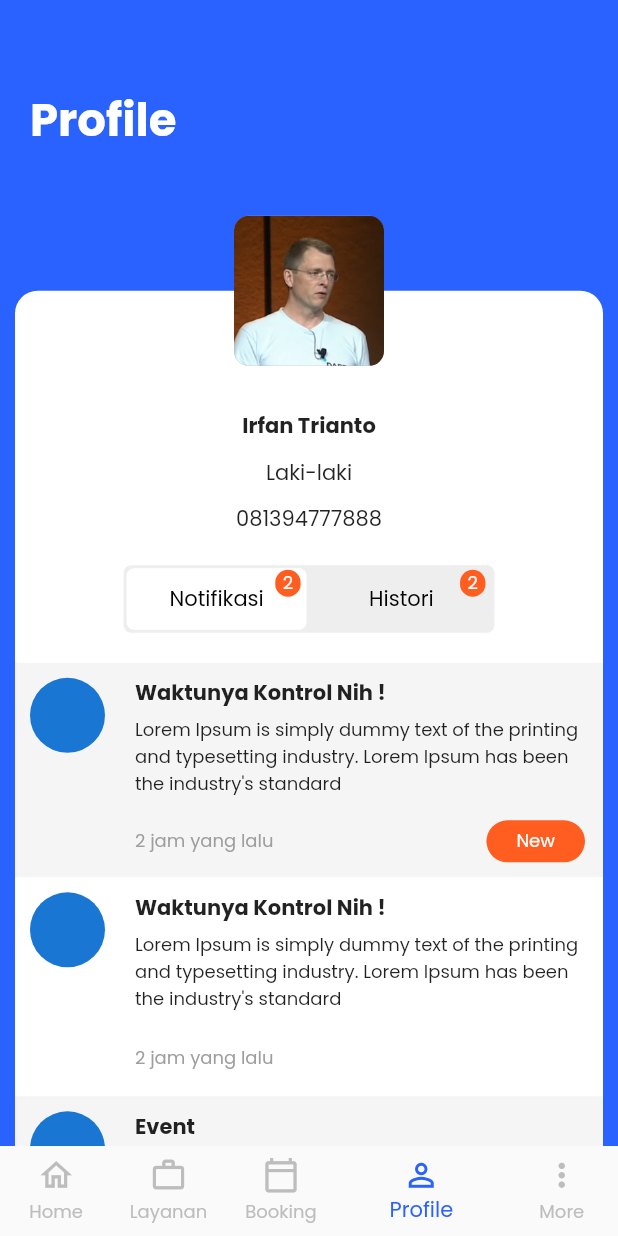
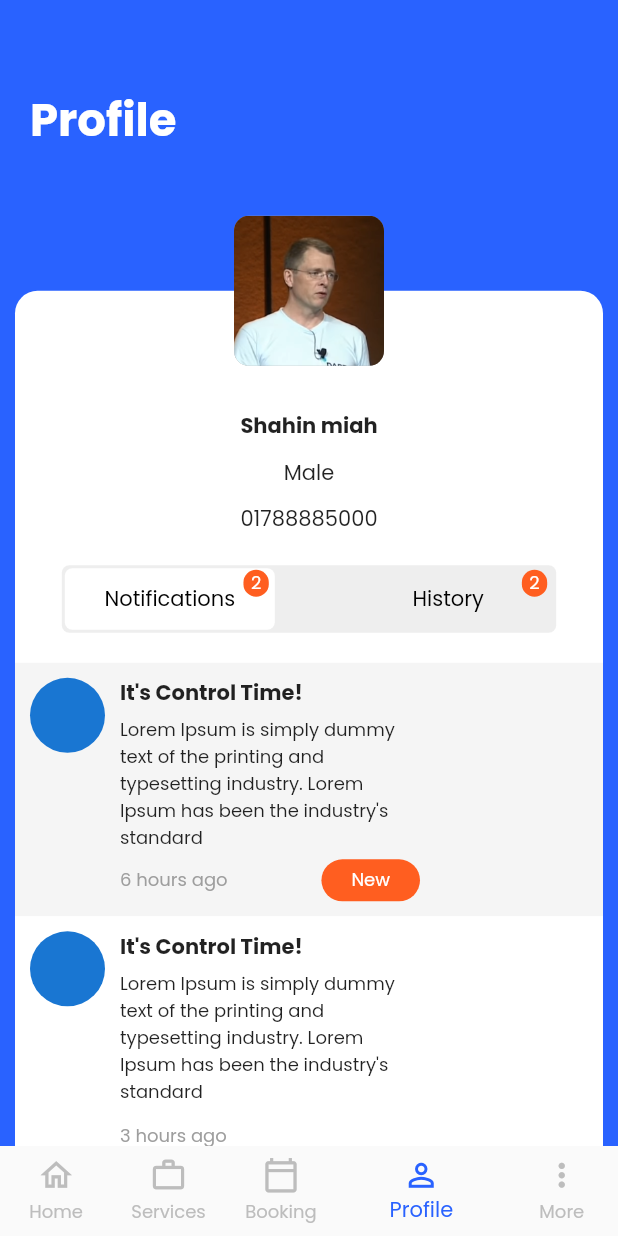
Before and after one commit to md-shahin-miah/Hospital-services, a Flutter app: the screen it shows after launch, item 4 of the bottom bar chosen, on a phone screen of 412 x 824 dp. Run offline on Flutter 3.47's test engine with Material 2 defaults, Android fonts, the phone set to English and light mode, and no system bars; our stand-ins replace carousel_slider, flutter_datetime_picker, google_maps_flutter, random_string; missing offline and left inert: cupertino_radio_choice.

Commit message:
updated services

```diff
--- a/lib/src/ui/components/bottom_navigation.dart
+++ b/lib/src/ui/components/bottom_navigation.dart
@@ -6,7 +6,7 @@ import '../pages/about/page_about_app.dart';
 import '../pages/booking/page_booking_dashboard.dart';
 import '../pages/feedback/page_feedback_dashboard.dart';
 import '../pages/home/page_home_dashboard.dart';
-import '../pages/layanan/page_layanan_dashboard.dart';
+import '../pages/layanan/page_service_dashboard.dart';
 import '../pages/partner/page_partner_dashboard.dart';
 import '../pages/profile/page_profile_dashboard.dart';
 
@@ -179,7 +179,7 @@ class _MainBottomNavState extends State<MainBottomNav> {
   @override
   void initState() {
     pageList.add(HomeDashboard());
-    pageList.add(LayananDashboard());
+    pageList.add(ServiceDashboard());
     pageList.add(BookingDashboard());
     pageList.add(ProfileDashboard());
     pageList.add(AboutDashboard());
@@ -202,7 +202,7 @@ class _MainBottomNavState extends State<MainBottomNav> {
               icon: Icon(Icons.home_outlined), label: "Home"),
           BottomNavigationBarItem(
             icon: Icon(Icons.work_outline_outlined),
-            label: "Layanan",
+            label: "Services",
           ),
           BottomNavigationBarItem(
             icon: Icon(Icons.calendar_today_outlined),
--- a/lib/src/ui/components/cards/cards_carousel.dart
+++ b/lib/src/ui/components/cards/cards_carousel.dart
@@ -68,7 +68,7 @@ class CarouselCards extends StatelessWidget {
                     shape: MaterialStateProperty.all<RoundedRectangleBorder>(
                         RoundedRectangleBorder(
                             borderRadius: BorderRadius.circular(20),
-                            side: BorderSide(color: Colors.red)))),
+                            side: BorderSide(color: Colors.grey)))),
 
             onPressed: (){
               print("floating pressed!");
--- a/lib/src/ui/pages/home/page_home_map.dart
+++ b/lib/src/ui/pages/home/page_home_map.dart
@@ -18,7 +18,7 @@ class _HomeMapState extends State<HomeMap> {
   void initState() {
     _markers.add(
       Marker(
-        markerId: MarkerId("3.595196, 98.672226"),
+        markerId: MarkerId("24.8949, 91.8687"),
         position: _currentPosition,
         icon: BitmapDescriptor.defaultMarker,
       ),
--- a/lib/src/ui/pages/profile/page_profile_dashboard.dart
+++ b/lib/src/ui/pages/profile/page_profile_dashboard.dart
@@ -3,7 +3,6 @@ import 'package:flutter/material.dart';
 
 import '../../../constants/constant.dart';
 import '../../widgets/profile/widget_profile_list_item.dart';
-
 
 class ProfileDashboard extends StatefulWidget {
   @override
@@ -13,18 +12,18 @@ class ProfileDashboard extends StatefulWidget {
 class _ProfileDashboardState extends State<ProfileDashboard> {
   late bool read;
   bool active = true;
+
   Widget build(BuildContext context) {
     Size size = MediaQuery.of(context).size;
     return Scaffold(
       backgroundColor: colorPrimary,
       body: SingleChildScrollView(
-        child: Container(
-            child: Column(
+        child: Column(
           children: <Widget>[
             Container(
               width: size.width,
               padding: EdgeInsets.fromLTRB(20, size.height * 0.07, 20, 0),
-              child: Text(
+              child: const Text(
                 "Profile",
                 style: TextStyle(
                     color: Colors.white,
@@ -43,33 +42,32 @@ class _ProfileDashboardState extends State<ProfileDashboard> {
                     margin: EdgeInsets.only(top: 50),
                     padding: EdgeInsets.only(bottom: 20, top: 80),
                     decoration: BoxDecoration(
-                        borderRadius: BorderRadius.circular(15),
-                        color: Colors.white,
-
-                        ),
+                      borderRadius: BorderRadius.circular(15),
+                      color: Colors.white,
+                    ),
                     child: Column(
                       children: [
-                        Text(
-                          "Irfan Trianto",
+                        const Text(
+                          "Shahin miah",
                           style: TextStyle(fontWeight: FontWeight.bold),
                         ),
                         SizedBox(height: 10),
-                        Text(
-                          "Laki-laki",
+                        const Text(
+                          "Male",
                           style: TextStyle(
                               // fontWeight: FontWeight.bold
                               ),
                         ),
-                        SizedBox(height: 10),
-                        Text(
-                          "081394777888",
+                        const SizedBox(height: 10),
+                        const Text(
+                          "01788885000",
                           style: TextStyle(
                               // fontWeight: FontWeight.bold
                               ),
                         ),
                         SizedBox(height: 20),
                         Container(
-                          width: size.width * 0.6,
+                          width: size.width * 0.8,
                           padding: EdgeInsets.all(2),
                           decoration: BoxDecoration(
                               color: Colors.grey[200],
@@ -87,7 +85,7 @@ class _ProfileDashboardState extends State<ProfileDashboard> {
                                 child: Stack(
                                   children: [
                                     Container(
-                                        width: 120,
+                                        width: 140,
                                         padding:
                                             EdgeInsets.symmetric(vertical: 10),
                                         decoration: BoxDecoration(
@@ -96,22 +94,22 @@ class _ProfileDashboardState extends State<ProfileDashboard> {
                                                 : Colors.transparent,
                                             borderRadius:
                                                 BorderRadius.circular(5)),
-                                        child: Center(
+                                        child: const Center(
                                             child: Text(
-                                          "Notifikasi",
+                                          "Notifications",
                                           style: TextStyle(color: Colors.black),
                                         ))),
                                     Positioned(
                                       top: 1.0,
                                       right: 4.0,
                                       child: Container(
-                                        padding:
-                                            EdgeInsets.symmetric(horizontal: 5),
+                                        padding: const EdgeInsets.symmetric(
+                                            horizontal: 5),
                                         decoration: BoxDecoration(
                                             borderRadius:
                                                 BorderRadius.circular(20),
                                             color: colorSecondary),
-                                        child: Text("2",
+                                        child: const Text("2",
                                             style: TextStyle(
                                                 color: Colors.white,
                                                 fontSize: 12,
@@ -130,26 +128,26 @@ class _ProfileDashboardState extends State<ProfileDashboard> {
                                 child: Stack(
                                   children: [
                                     Container(
-                                        width: 120,
-                                        padding:
-                                            EdgeInsets.symmetric(vertical: 10),
+                                        width: 140,
+                                        padding: const EdgeInsets.symmetric(
+                                            vertical: 10),
                                         decoration: BoxDecoration(
                                             color: !active
                                                 ? Colors.white
                                                 : Colors.transparent,
                                             borderRadius:
                                                 BorderRadius.circular(5)),
-                                        child: Center(
+                                        child: const Center(
                                             child: Text(
-                                          "Histori",
+                                          "History",
                                           style: TextStyle(color: Colors.black),
                                         ))),
                                     Positioned(
                                       top: 1.0,
                                       right: 4.0,
                                       child: Container(
-                                        padding:
-                                            EdgeInsets.symmetric(horizontal: 5),
+                                        padding: const EdgeInsets.symmetric(
+                                            horizontal: 5),
                                         decoration: BoxDecoration(
                                             borderRadius:
                                                 BorderRadius.circular(20),
@@ -174,21 +172,21 @@ class _ProfileDashboardState extends State<ProfileDashboard> {
                                 child: Column(
                                   children: [
                                     ProfileListItem(
-                                      title: "Waktunya Kontrol Nih !",
+                                      title: "It's Control Time!",
                                       subtitle:
                                           "Lorem Ipsum is simply dummy text of the printing and typesetting industry. Lorem Ipsum has been the industry's standard ",
                                       badge: "New",
-                                      waktu: "2 jam yang lalu",
+                                      time: "6 hours ago",
                                       read: false,
                                       done: false,
                                       type: active,
                                     ),
                                     ProfileListItem(
-                                      title: "Waktunya Kontrol Nih !",
+                                      title: "It's Control Time!",
                                       subtitle:
                                           "Lorem Ipsum is simply dummy text of the printing and typesetting industry. Lorem Ipsum has been the industry's standard ",
                                       badge: "New",
-                                      waktu: "2 jam yang lalu",
+                                      time: "3 hours ago",
                                       read: true,
                                       done: true,
                                       type: active,
@@ -198,7 +196,7 @@ class _ProfileDashboardState extends State<ProfileDashboard> {
                                       subtitle:
                                           "Lorem Ipsum is simply dummy text of the printing and typesetting industry. Lorem Ipsum has been the industry's standard ",
                                       badge: "New",
-                                      waktu: "2 jam yang lalu",
+                                      time: "2 hours ago",
                                       read: false,
                                       done: false,
                                       type: active,
@@ -208,7 +206,7 @@ class _ProfileDashboardState extends State<ProfileDashboard> {
                                       subtitle:
                                           "Lorem Ipsum is simply dummy text of the printing and typesetting industry. Lorem Ipsum has been the industry's standard ",
                                       badge: "New",
-                                      waktu: "2 jam yang lalu",
+                                      time: "2 hours ago",
                                       read: true,
                                       done: true,
                                       type: active,
@@ -222,46 +220,46 @@ class _ProfileDashboardState extends State<ProfileDashboard> {
                                 child: Column(
                                   children: [
                                     ProfileListItem(
-                                      title: "DOKTOR 1",
+                                      title: "DOCTOR 1",
                                       subtitle: "ahli syaraf",
-                                      badge: "2 hari lagi",
-                                      waktu: "2 jam yang lalu",
+                                      badge: "2 more days",
+                                      time: "2 hours ago",
                                       read: false,
                                       done: false,
                                       type: active,
                                     ),
                                     ProfileListItem(
-                                      title: "DOKTOR 2",
-                                      subtitle: "ahli syaraf",
-                                      badge: "Selesai",
-                                      waktu: "2 jam yang lalu",
+                                      title: "DOCTOR 2",
+                                      subtitle: "neurologist",
+                                      badge: "Finished",
+                                      time: "2 hours ago",
                                       read: true,
                                       done: true,
                                       type: active,
                                     ),
                                     ProfileListItem(
-                                      title: "DOKTOR 3",
-                                      subtitle: "ahli syaraf",
+                                      title: "DOCTOR 3",
+                                      subtitle: "neurologist",
                                       badge: "1 hari lagi",
-                                      waktu: "2 jam yang lalu",
+                                      time: "2 hours ago",
                                       read: false,
                                       done: false,
                                       type: active,
                                     ),
                                     ProfileListItem(
-                                      title: "DOKTOR 4",
-                                      subtitle: "ahli syaraf",
-                                      badge: "Selesai",
-                                      waktu: "2 jam yang lalu",
+                                      title: "DOCTOR 4",
+                                      subtitle: "neurologist",
+                                      badge: "Finished",
+                                      time: "1 hours ago",
                                       read: true,
                                       done: true,
                                       type: active,
                                     ),
                                     ProfileListItem(
-                                      title: "DOKTOR 5",
-                                      subtitle: "ahli syaraf",
-                                      badge: "Selesai",
-                                      waktu: "2 jam yang lalu",
+                                      title: "DOCTOR 5",
+                                      subtitle: "neurologist",
+                                      badge: "Finished",
+                                      time: "4 hours ago",
                                       read: true,
                                       done: true,
                                       type: active,
@@ -293,7 +291,7 @@ class _ProfileDashboardState extends State<ProfileDashboard> {
               ),
             )
           ],
-        )),
+        ),
       ),
     );
   }
--- a/lib/src/ui/widgets/profile/widget_profile_list_item.dart
+++ b/lib/src/ui/widgets/profile/widget_profile_list_item.dart
@@ -11,36 +11,35 @@ class ProfileListItem extends StatelessWidget {
     required this.done,
     required this.title,
     required this.subtitle,
-    required this.waktu,
+    required this.time,
     required this.type,
     required this.badge,
   }) : super(key: key);
 
   final bool read, done, type;
-  final String title, subtitle, waktu, badge;
+  final String title, subtitle, time, badge;
   @override
   Widget build(BuildContext context) {
     return GestureDetector(
       onTap: (){
-        print("notif pressed");
+        print("pressed notification");
         Navigator.push(
         context,
         MaterialPageRoute(builder: (context) => ProfileDetail()),
         );
       },
       child:Container(
-      padding: EdgeInsets.all(10),
+      padding: const EdgeInsets.all(10),
       decoration: BoxDecoration(color: read ? Colors.white : Colors.grey[100]),
-      child: Container(
       child: Column(
         children: [
           Row(
             crossAxisAlignment: CrossAxisAlignment.start,
             children: [
-                CircleAvatar(
+              const CircleAvatar(
                 radius: 25,
               ),
-                SizedBox(width: 20),
+              const SizedBox(width: 10),
               Column(
                 crossAxisAlignment: CrossAxisAlignment.start,
                 children: [
@@ -48,31 +47,31 @@ class ProfileListItem extends StatelessWidget {
                     title,
                     style: TextStyle(fontWeight: FontWeight.bold),
                   ),
-                    SizedBox(height: 5),
+                  const SizedBox(height: 5),
                   Container(
-                      width: 300,
+                    width: 200,
                     child: Text(
                       subtitle,
-                        style: TextStyle(
+                      style: const TextStyle(
                         fontWeight: FontWeight.w400, fontSize: 12),
                     ),
                   ),
-                    SizedBox(height: 15),
-                    Container(
-                      width: 300,
+                  const SizedBox(height: 5),
+                  SizedBox(
+                    width: 200,
                     child: Row(
                       mainAxisAlignment: MainAxisAlignment.spaceBetween,
                       children: [
                         Text(
-                            waktu,
-                            style: TextStyle(
+                          time,
+                          style: const TextStyle(
                             color: Colors.grey,
                             fontWeight: FontWeight.w500,
                             fontSize: 12),
                           ),
                           type
                           ? Container(
-                              padding: EdgeInsets.symmetric(
+                            padding: const EdgeInsets.symmetric(
                               horizontal: 20, vertical: 5
                             ),
                             decoration: BoxDecoration(
@@ -83,7 +82,7 @@ class ProfileListItem extends StatelessWidget {
                             ),
                             child: read
                               ? Text("")
-                                : Text(
+                              : const Text(
                                 "New",
                                 style: TextStyle(
                                   color: Colors.white,
@@ -93,7 +92,7 @@ class ProfileListItem extends StatelessWidget {
                               )
                             )
                           : Container(
-                              padding: EdgeInsets.symmetric(
+                            padding: const EdgeInsets.symmetric(
                               horizontal: 20, vertical: 5
                             ),
                             decoration: BoxDecoration(
@@ -102,7 +101,7 @@ class ProfileListItem extends StatelessWidget {
                             ),
                             child: Text(
                               badge,
-                                style: TextStyle(
+                              style: const TextStyle(
                                 color: Colors.white,
                                 fontWeight: FontWeight.w500,
                                 fontSize: 12
@@ -119,7 +118,6 @@ class ProfileListItem extends StatelessWidget {
           ],
         ),
       ),
-      ),
     );
   }
 }
--- a/pubspec.yaml
+++ b/pubspec.yaml
@@ -30,9 +30,9 @@ environment:
 dependencies:
   flutter:
     sdk: flutter
-  carousel_pro:
+  carousel_slider: ^4.2.1
   cupertino_radio_choice:
-  google_maps_flutter:
+  google_maps_flutter: ^2.2.4
   badges:
   palette_generator:
   intl:
```
Also changed, not shown: lib/src/ui/components/cards/cards_about.dart (+4 -4 lines), lib/src/ui/components/cards/cards_event.dart (+10 -10 lines), lib/src/ui/components/cards/cards_layanan.dart (+16 -16 lines), lib/src/ui/pages/home/page_home_dashboard.dart (+29 -26 lines), lib/src/ui/pages/layanan/page_layanan_detail.dart (+13 -13 lines), lib/src/ui/pages/layanan/page_service_dashboard.dart (renamed from lib/src/ui/pages/layanan/page_layanan_dashboard.dart, +13 -13 lines), lib/src/ui/widgets/home/widget_home_carousel.dart (+97 -22 lines), pubspec.lock, 1 other file. Lines whose indentation alone changed are shown as unchanged.
